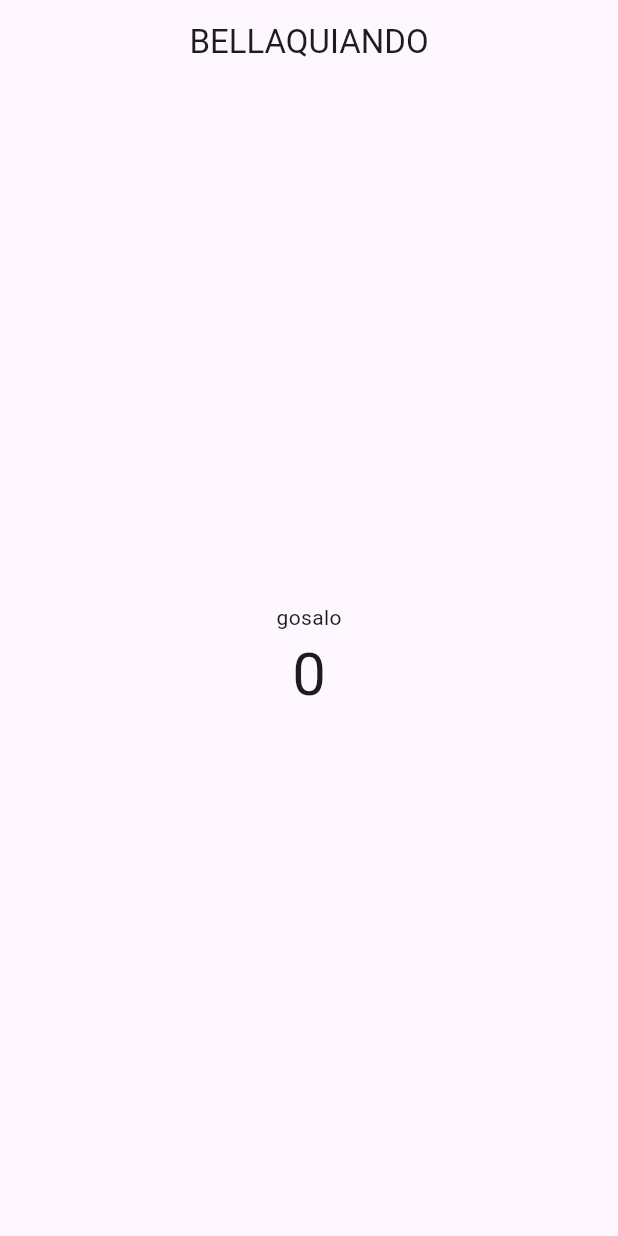
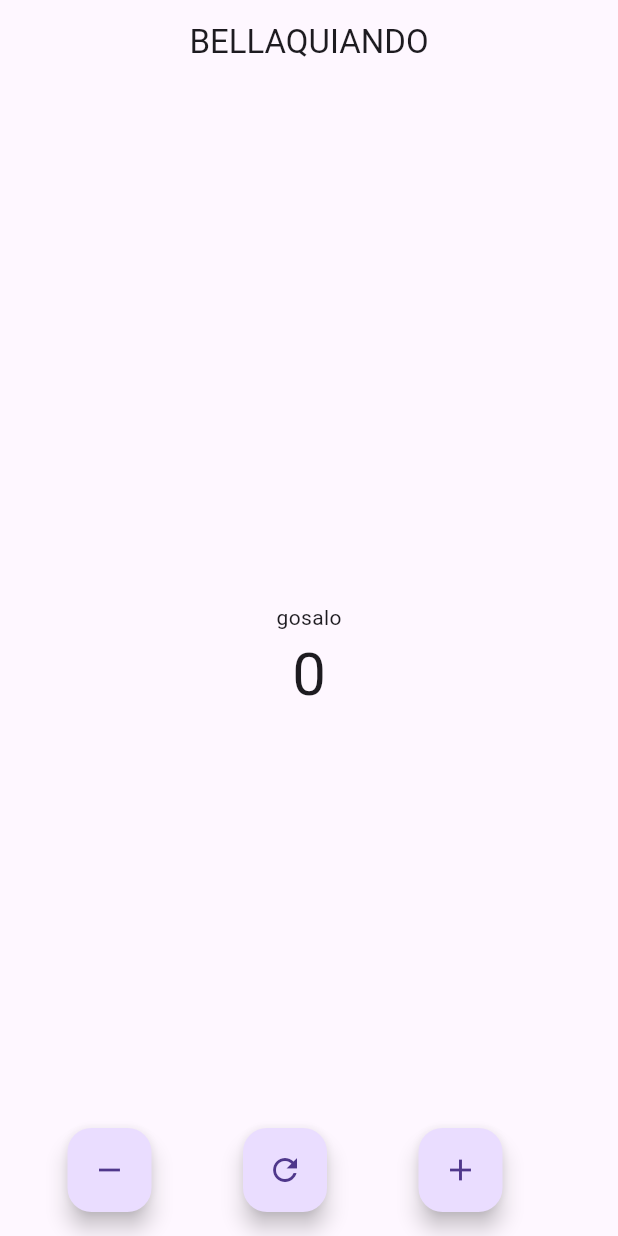
Before and after one commit to roancitobebe/flutter_contador_nellaco, a Flutter app: the screen it shows after launch, on a phone screen of 412 x 824 dp. Run offline on Flutter 3.47's test engine with Material 3 defaults, Android fonts, the phone set to English and light mode, and no system bars.

Commit message:
botones añadidos

```diff
--- a/lib/screens/home_screen.dart
+++ b/lib/screens/home_screen.dart
@@ -16,15 +16,42 @@ class _HomeScreenState extends State<HomeScreen> {
      AppBar(
   title:
   Text("BELLAQUIANDO"),
-  centerTitle: true,
+  centerTitle: true,// titulo centrado
 ),
 body: Center(
   child:
    Column(mainAxisAlignment: MainAxisAlignment.center,
    children: [
-    const Text("gosalo"),
-    Text('$valor', style: const TextStyle(fontSize: 40)),]
-) ,)) ;
+    const Text("gosalo"), //texto en medio
+    Text('$valor', style: const TextStyle(fontSize: 40)),// valor mostrado en el centro
+    ],
+ ),
+),
+
+floatingActionButton: Row(
+  mainAxisAlignment: MainAxisAlignment.spaceEvenly ,
+
+  children : [
+    // boton restar
+    FloatingActionButton(
+      onPressed: () {},
+      child: const Icon(Icons.remove),
+    ),
+
+    // boton reset
+    FloatingActionButton(
+      onPressed: () {},
+      child: const Icon(Icons.refresh),
+    ),
+
+    // boton sumat
+    FloatingActionButton(
+      onPressed: () {},
+      child: const Icon(Icons.add),
+    ),
+]
+),
+) ;
 
   }
 }
```
